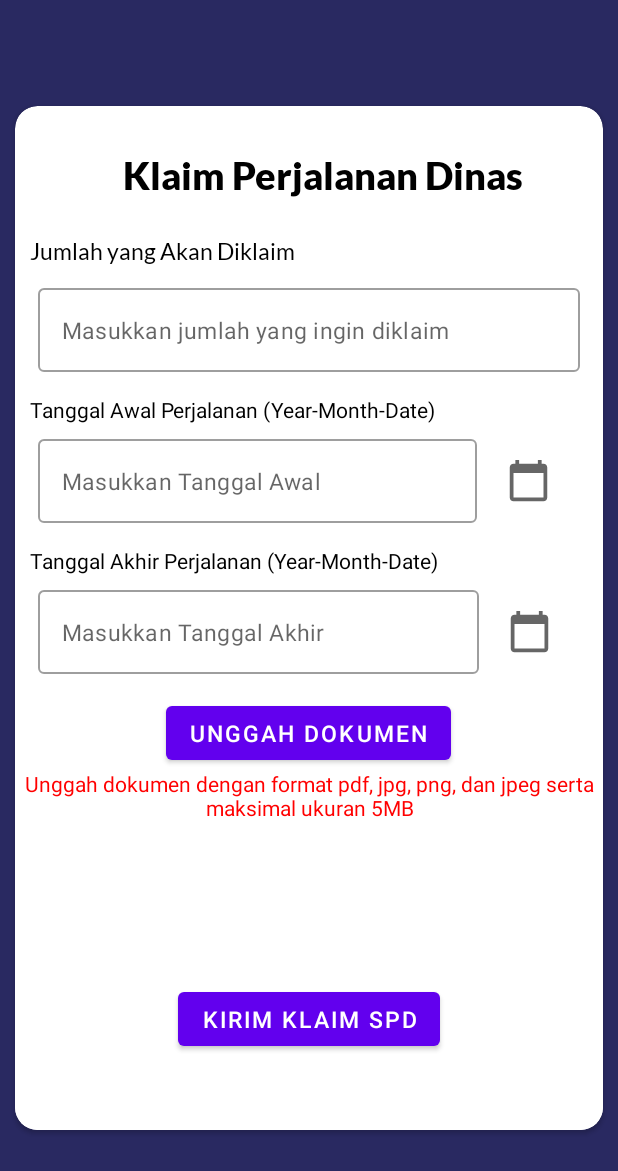
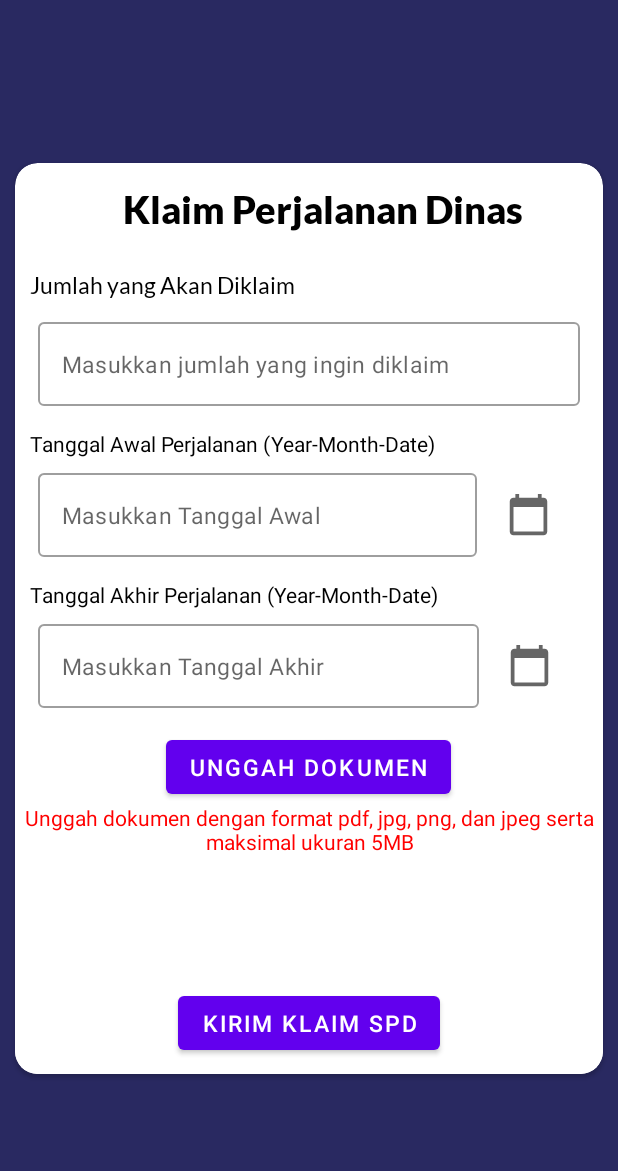
Before and after one commit to ahmadirfaan/EROS-Mobile, an Android app: the AccountFragment screen opened through its navigation route, after a tap on "Klaim Perjalanan Dinas", on a phone screen of 412 x 824 dp. Shown: the top 1171 px of the screen. Run offline under Robolectric (Android 15) with nearby library versions, the phone set to English and light mode, and no system bars; our stand-ins replace Dagger/Hilt's generated code, navigation-ui; 1 statement that could not run was skipped.

Commit message:
Change Name of Application

```diff
--- a/app/src/main/java/com/finalproject/presentations/main/MainActivity.kt
+++ b/app/src/main/java/com/finalproject/presentations/main/MainActivity.kt
@@ -4,7 +4,7 @@ import android.Manifest
 import android.content.pm.PackageManager
 import android.os.Build
 import android.os.Bundle
-import android.view.View
+import android.view.*
 import android.widget.Toast
 import androidx.appcompat.app.AlertDialog
 import androidx.appcompat.app.AppCompatActivity
@@ -30,13 +30,15 @@ class MainActivity : AppCompatActivity() {
 
     override fun onCreate(savedInstanceState: Bundle?) {
         super.onCreate(savedInstanceState)
-        supportActionBar?.hide()
         binding = ActivityMainBinding.inflate(layoutInflater)
         setContentView(binding.root)
         navHostFragment = supportFragmentManager.findFragmentById(R.id.nav_host_fragment_container) as NavHostFragment
         navController = navHostFragment.findNavController()
         setupNav()
         checkPermissionFunction()
+        window.decorView.systemUiVisibility = View.SYSTEM_UI_FLAG_FULLSCREEN
+        supportActionBar?.hide()
+
     }
 
     private fun setupNav() {
@@ -156,6 +158,4 @@ class MainActivity : AppCompatActivity() {
     }
 
 
-
-
 }
--- a/app/src/main/java/com/finalproject/utils/AppConstant.kt
+++ b/app/src/main/java/com/finalproject/utils/AppConstant.kt
@@ -2,7 +2,7 @@ package com.finalproject.utils
 
 class AppConstant {
     companion object {
-        const val BASE_URL = "http://10.10.12.81:8081"
+        const val BASE_URL = "http://10.10.14.109:8081"
         const val STORAGE_READ_PERMISSION_CODE = 98;
         const val STORAGE_WRITE_PERMISSION_CODE = 95;
         const val MANAGE_STORAGE_PERMISSION_CODE = 100;
--- a/app/src/main/java/com/finalproject/utils/DateUtils.kt
+++ b/app/src/main/java/com/finalproject/utils/DateUtils.kt
@@ -3,6 +3,7 @@ package com.finalproject.utils
 import android.app.DatePickerDialog
 import android.content.Context
 import java.text.SimpleDateFormat
+import java.time.LocalDate
 import java.util.*
 
 object DateUtils {
@@ -25,4 +26,5 @@ object DateUtils {
         } ,year, month, day)
         datepicker.show()
     }
+
 }
--- a/app/src/main/res/layout/fragment_claim_spd.xml
+++ b/app/src/main/res/layout/fragment_claim_spd.xml
@@ -33,7 +33,6 @@
                 android:layout_height="wrap_content"
                 android:layout_gravity="center_horizontal"
                 android:layout_marginStart="10dp"
-                android:layout_marginTop="15dp"
                 android:layout_marginBottom="10dp"
                 android:background="@color/white"
                 android:fontFamily="@font/lato_black"
@@ -68,10 +67,9 @@
                 <com.google.android.material.textfield.TextInputEditText
                     android:id="@+id/input_claim"
                     android:layout_width="match_parent"
-                    android:layout_height="wrap_content"
+                    android:layout_height="match_parent"
                     android:hint="Masukkan jumlah yang ingin diklaim"
                     android:inputType="number"
-                    android:singleLine="true"
                     android:textSize="15sp" />
             </com.google.android.material.textfield.TextInputLayout>
 
@@ -207,7 +205,7 @@
                 android:layout_width="wrap_content"
                 android:layout_height="wrap_content"
                 android:layout_gravity="center_horizontal"
-                android:layout_marginTop="20dp"
+                android:layout_marginTop="10dp"
                 android:textAlignment="center"
                 android:textColor="@color/black"
                 android:textSize="20sp"
@@ -229,8 +227,8 @@
                 android:layout_width="wrap_content"
                 android:layout_height="wrap_content"
                 android:layout_gravity="center_horizontal"
-                android:layout_marginTop="20dp"
-                android:layout_marginBottom="50dp"
+                android:layout_marginTop="10dp"
+                android:layout_marginBottom="10dp"
                 android:text="Kirim Klaim SPD"
                 android:textColor="@color/white"
                 android:textSize="15sp" />
--- a/app/src/main/res/layout/fragment_claim_training.xml
+++ b/app/src/main/res/layout/fragment_claim_training.xml
@@ -33,7 +33,6 @@
                 android:layout_height="wrap_content"
                 android:layout_gravity="center_horizontal"
                 android:layout_marginStart="10dp"
-                android:layout_marginTop="15dp"
                 android:layout_marginBottom="10dp"
                 android:background="@color/white"
                 android:fontFamily="@font/lato_black"
@@ -230,8 +229,8 @@
                 android:layout_width="wrap_content"
                 android:layout_height="wrap_content"
                 android:layout_gravity="center_horizontal"
-                android:layout_marginTop="20dp"
-                android:layout_marginBottom="50dp"
+                android:layout_marginTop="10dp"
+                android:layout_marginBottom="10dp"
                 android:textAllCaps="false"
                 android:text="Kirim Klaim SPD"
                 android:textColor="@color/white"
--- a/app/src/main/res/layout/fragment_login.xml
+++ b/app/src/main/res/layout/fragment_login.xml
@@ -27,7 +27,7 @@
         android:layout_height="wrap_content"
         android:layout_marginTop="24dp"
         android:textAlignment="center"
-        android:text="EROS\nEnigma Reimbursement Online System"
+        android:text="E.R.O.S. \n (Enigma Reimbursement Online System)"
         android:textColor="@color/white"
         android:textSize="25sp"
         android:textStyle="bold"
--- a/app/src/main/res/layout/fragment_splash.xml
+++ b/app/src/main/res/layout/fragment_splash.xml
@@ -22,7 +22,7 @@
         android:layout_width="wrap_content"
         android:layout_height="wrap_content"
         android:textAlignment="center"
-        android:text="EROS\nENIGMA REIMBURSEMENT ONLINE SYSTEM"
+        android:text="E.R.O.S. \n(ENIGMA REIMBURSEMENT ONLINE SYSTEM)"
         android:textColor="@color/white"
         android:textSize="25sp"
         android:textStyle="bold"
--- a/app/src/main/res/layout/fragment_third_screen.xml
+++ b/app/src/main/res/layout/fragment_third_screen.xml
@@ -22,7 +22,7 @@
         android:layout_width="match_parent"
         android:layout_height="wrap_content"
         android:fontFamily="@font/lato_regular"
-        android:text="Klaim perjalanan dinas, pelatihan, dan asuransi semua ada di EROS"
+        android:text="Klaim perjalanan dinas, pelatihan, dan asuransi semua ada di E.R.O.S"
         android:textAlignment="center"
         android:textColor="@color/white"
         android:textSize="20sp"
--- a/app/src/main/res/xml/network_security.xml
+++ b/app/src/main/res/xml/network_security.xml
@@ -1,6 +1,6 @@
 <?xml version="1.0" encoding="utf-8"?>
 <network-security-config>
     <domain-config cleartextTrafficPermitted="true">
-        <domain includeSubdomains="true">10.10.12.81</domain>
+        <domain includeSubdomains="true">10.10.14.109</domain>
     </domain-config>
 </network-security-config>
```
Also changed, not shown: app/src/main/java/com/finalproject/presentations/employee/claim/detail/DetailReimbursementFragment.kt (+12 -0 lines).
